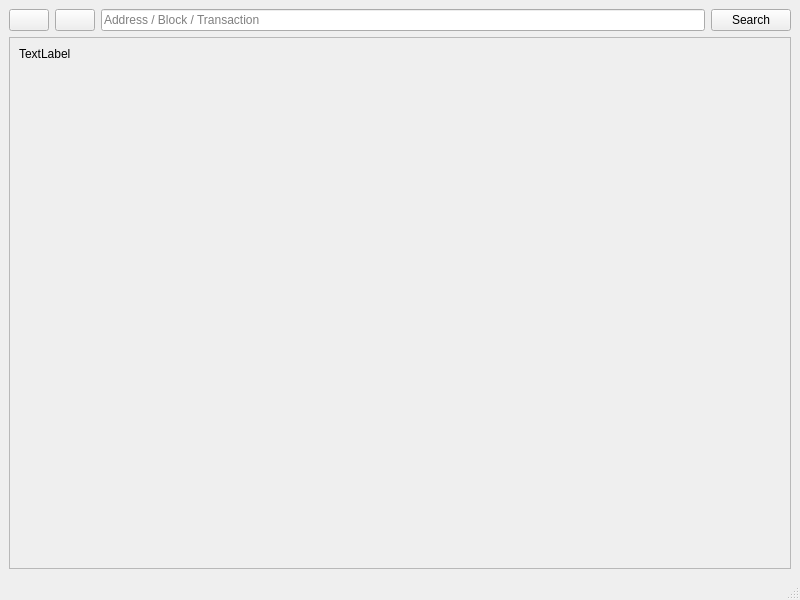
Old version of the form src/qt/forms/blockexplorer.ui in the repository BitCannaGlobal/BCNA_bitcore_old.
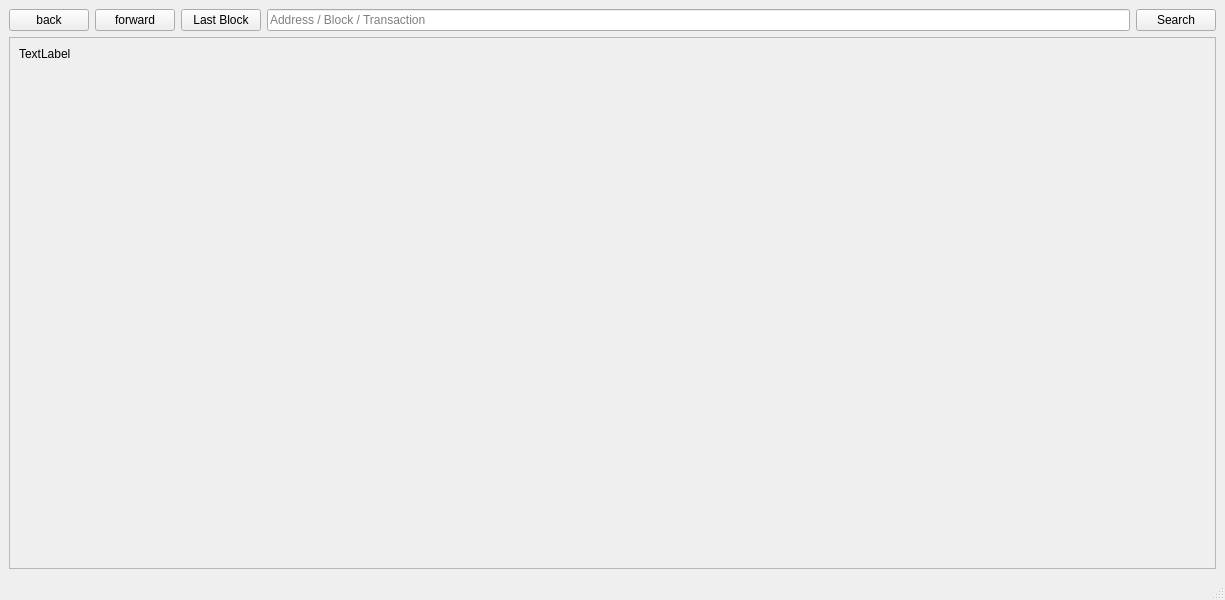
New version of the form. Icons and pictures are not drawn.

```diff
--- a/src/qt/forms/blockexplorer.ui
+++ b/src/qt/forms/blockexplorer.ui
@@ -6,7 +6,7 @@
    <rect>
     <x>0</x>
     <y>0</y>
-    <width>800</width>
+    <width>1225</width>
     <height>600</height>
    </rect>
   </property>
@@ -23,7 +23,7 @@
       <item>
        <widget class="QPushButton" name="back">
         <property name="text">
-         <string/>
+         <string>back</string>
         </property>
         <property name="icon">
          <iconset resource="../bitcoin.qrc">
@@ -37,7 +37,7 @@
       <item>
        <widget class="QPushButton" name="forward">
         <property name="text">
-         <string/>
+         <string>forward</string>
         </property>
         <property name="icon">
          <iconset resource="../bitcoin.qrc">
@@ -45,6 +45,13 @@
         </property>
        </widget>
       </item>
+      <item>
+       <widget class="QPushButton" name="lastBlock">
+        <property name="text">
+         <string>Last Block</string>
+        </property>
+       </widget>
+      </item>
       <item>
        <widget class="QLineEdit" name="searchBox">
         <property name="sizePolicy">
@@ -116,8 +123,8 @@
         <rect>
          <x>0</x>
          <y>0</y>
-         <width>780</width>
-         <height>498</height>
+         <width>1205</width>
+         <height>503</height>
         </rect>
        </property>
        <layout class="QHBoxLayout" name="horizontalLayout_2">
```
Left out of the diff: 12 changed lines with no effect on the pictures.
